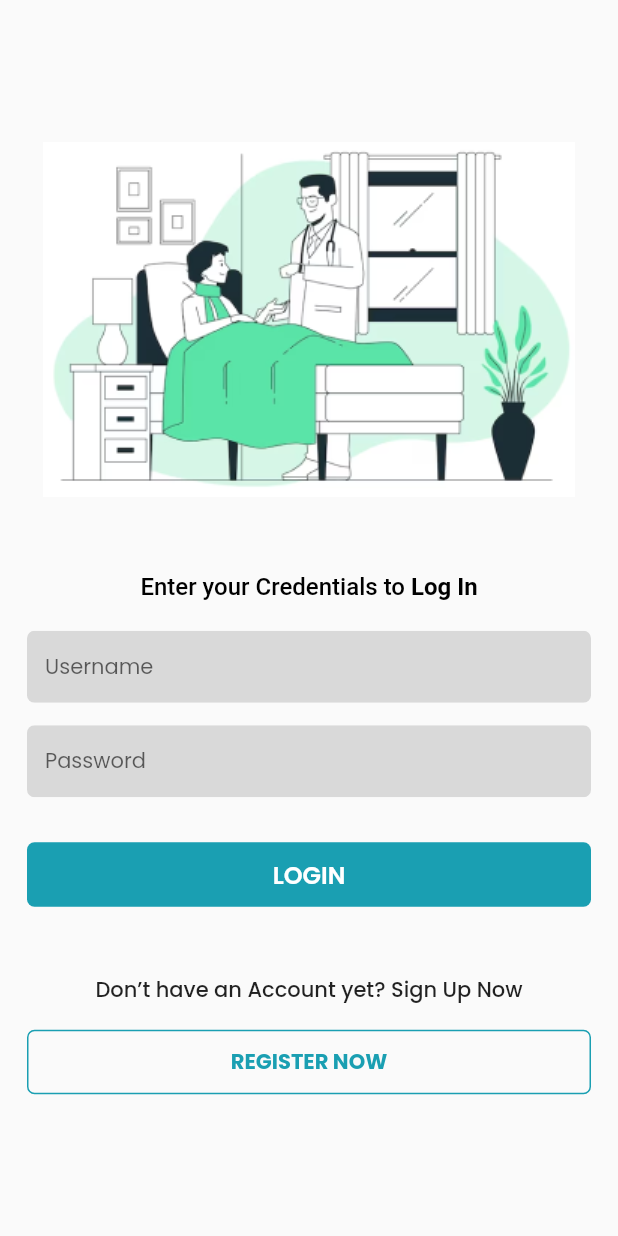
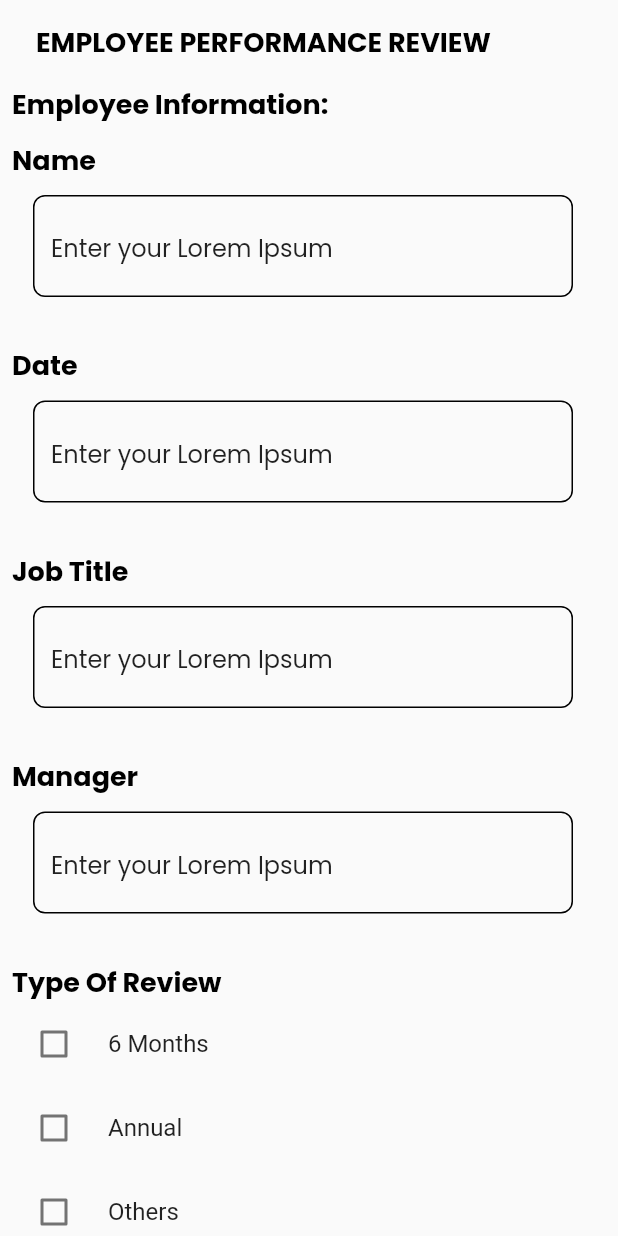
Before and after one commit to abhishtshankar/ISSA_Employee_Panel, a Flutter app: the screen it shows after launch, on a phone screen of 412 x 824 dp. Run offline on Flutter 3.47's test engine with Material 2 defaults, Android fonts, the light colour scheme and no system bars; our stand-ins replace google_fonts; Roboto replaces fonts that are missing (Popins).

Commit message:
First commit

```diff
--- a/lib/main.dart
+++ b/lib/main.dart
@@ -1,7 +1,10 @@
 import 'package:flutter/material.dart';
 import 'package:issa_employee_panel/src/common/widget/app_colors.dart';
+import 'package:issa_employee_panel/src/views/chat_screen.dart';
 import 'package:issa_employee_panel/src/views/auth/login.dart';
 import 'package:issa_employee_panel/src/views/drawer/drawer_items/group_notes/notes_library.dart';
+import 'package:issa_employee_panel/src/views/review_screen.dart';
+import 'package:issa_employee_panel/src/views/time_sheet.dart';
 
 
 Future<void> main() async{
@@ -76,7 +79,7 @@ class ISSAEmployeePanel extends StatelessWidget {
         ),
       ),
 
-      home: const Login(),
+      home: const ReviewScreen(),
     );
   }
 }
--- /dev/null
+++ b/lib/src/common/widget/custom_checkbox.dart
@@ -0,0 +1,52 @@
+import 'package:flutter/material.dart';
+
+class CustomCheckBoxGroup extends StatefulWidget {
+  const CustomCheckBoxGroup({super.key});
+
+  @override
+  State<CustomCheckBoxGroup> createState() => _CustomCheckBoxGroupState();
+}
+
+class _CustomCheckBoxGroupState extends State<CustomCheckBoxGroup> {
+  bool is6MonthsSelected = false;
+  bool isAnnualSelected = false;
+  bool isOthersSelected = false;
+
+  @override
+  Widget build(BuildContext context) {
+    return Column(
+      children: [
+        CheckboxListTile(
+          title: Text('6 Months'),
+          controlAffinity: ListTileControlAffinity.leading,
+          value: is6MonthsSelected,
+          onChanged: (value) {
+            setState(() {
+              is6MonthsSelected = value!;
+            });
+          },
+        ),
+        CheckboxListTile(
+          title: Text('Annual'),
+          controlAffinity: ListTileControlAffinity.leading,
+          value: isAnnualSelected,
+          onChanged: (value) {
+            setState(() {
+              isAnnualSelected = value!;
+            });
+          },
+        ),
+        CheckboxListTile(
+          title: Text('Others'),
+          controlAffinity: ListTileControlAffinity.leading,
+          value: isOthersSelected,
+          onChanged: (value) {
+            setState(() {
+              isOthersSelected = value!;
+            });
+          },
+        ),
+      ],
+    );
+  }
+}
--- /dev/null
+++ b/lib/src/common/widget/custom_text.dart
@@ -0,0 +1,26 @@
+import 'package:flutter/material.dart';
+import 'package:google_fonts/google_fonts.dart';
+
+class CustomText extends StatelessWidget {
+  final String title;
+
+  CustomText({required this.title});
+
+  @override
+  Widget build(BuildContext context) {
+    return Padding(
+      padding: const EdgeInsets.only(left: 8.0),
+      child: Align(
+        alignment: Alignment.centerLeft,
+        child: Text(
+          title,
+          style: GoogleFonts.poppins(
+            fontSize: 18,
+            fontWeight: FontWeight.bold,
+            color: Colors.black,
+          ),
+        ),
+      ),
+    );
+  }
+}
--- /dev/null
+++ b/lib/src/common/widget/custom_text_box.dart
@@ -0,0 +1,44 @@
+import 'package:flutter/material.dart';
+import 'package:google_fonts/google_fonts.dart';
+
+class CustomTextBox extends StatelessWidget {
+  final String title;
+
+  CustomTextBox({required this.title});
+
+  @override
+  Widget build(BuildContext context) {
+    return Column(
+      mainAxisAlignment: MainAxisAlignment.start,
+      children: [
+        Padding(
+          padding: const EdgeInsets.only(left: 22.0),
+          child: Align(
+            alignment: Alignment.centerLeft,
+            child: Container(
+              height: 100,
+              width: 360,
+              child: TextFormField(
+                keyboardType: TextInputType.name,
+                style: GoogleFonts.poppins(fontSize: 20, color: Colors.black),
+                decoration: InputDecoration(
+                  hintText: title,
+                  fillColor: Colors.blueGrey.shade200.withOpacity(0.2),
+                  hintStyle: GoogleFonts.poppins(fontSize: 16, color: Colors.black87),
+                  enabledBorder: OutlineInputBorder(
+                    borderSide: BorderSide(color: Colors.black, width: 1),
+                    borderRadius: BorderRadius.circular(8),
+                  ),
+                  focusedBorder: OutlineInputBorder(
+                    borderSide: BorderSide(color: Colors.black26, width: 3),
+                    borderRadius: BorderRadius.circular(10),
+                  ),
+                ),
+              ),
+            ),
+          ),
+        ),
+      ],
+    );
+  }
+}
--- /dev/null
+++ b/lib/src/views/review_screen.dart
@@ -0,0 +1,53 @@
+import 'package:flutter/material.dart';
+import 'package:issa_employee_panel/src/common/widget/custom_checkbox.dart';
+import 'package:issa_employee_panel/src/common/widget/custom_text.dart';
+import 'package:issa_employee_panel/src/common/widget/custom_text_box.dart';
+
+
+class ReviewScreen extends StatefulWidget {
+  const ReviewScreen({super.key});
+
+  @override
+  State<ReviewScreen> createState() => _ReviewScreenState();
+}
+
+class _ReviewScreenState extends State<ReviewScreen> {
+  @override
+  Widget build(BuildContext context) {
+    return  Scaffold(
+        appBar: AppBar(
+          title: CustomText(title: 'EMPLOYEE PERFORMANCE REVIEW',),
+        ),
+      body: SingleChildScrollView(
+        scrollDirection: Axis.vertical,
+        child: Column(
+          children: [
+            CustomText(title: 'Employee Information:'),
+            SizedBox(height: 10,),
+            CustomText(title: 'Name',),
+            SizedBox(height: 10,),
+            CustomTextBox(title: 'Enter your Lorem Ipsum',),
+            CustomText(title: 'Date',),
+            SizedBox(height: 10,),
+            CustomTextBox(title: 'Enter your Lorem Ipsum',),
+            CustomText(title: 'Job Title',),
+            SizedBox(height: 10,),
+            CustomTextBox(title: 'Enter your Lorem Ipsum',),
+            CustomText(title: 'Manager',),
+            SizedBox(height: 10,),
+            CustomTextBox(title: 'Enter your Lorem Ipsum',),
+            CustomText(title: 'Type Of Review',),
+            CustomCheckBoxGroup(),
+            CustomText(title: 'Hire Date',),
+            SizedBox(height: 10,),
+            CustomTextBox(title: 'Enter your Lorem Ipsum',),
+            CustomText(title: 'Review Period:',),
+            SizedBox(height: 10,),
+            Center(child: CustomText(title: 'Rating Criteria',)),
+
+          ],
+        ),
+      ),
+    );
+  }
+}
--- a/pubspec.yaml
+++ b/pubspec.yaml
@@ -35,6 +35,7 @@ dependencies:
   # The following adds the Cupertino Icons font to your application.
   # Use with the CupertinoIcons class for iOS style icons.
   cupertino_icons: ^1.0.2
+  google_fonts: any
 
 dev_dependencies:
   flutter_test:
```
Also changed, not shown: lib/src/common/widget/custom_documentUpload.dart (added, +72 -0 lines), lib/src/common/widget/custom_textform_field.dart (added, +47 -0 lines), lib/src/views/bottom_navigations/bottom_navbar_items/employment_information.dart (+17 -5 lines), lib/src/views/chat_screen.dart (added, +162 -0 lines), lib/src/views/time_sheet.dart (added, +68 -0 lines), assets/images/Ellipse 3.png (added), assets/images/image 73.png (added), assets/images/image 81.png (added), assets/images/image 99.png (added), pubspec.lock, 1 other file.
